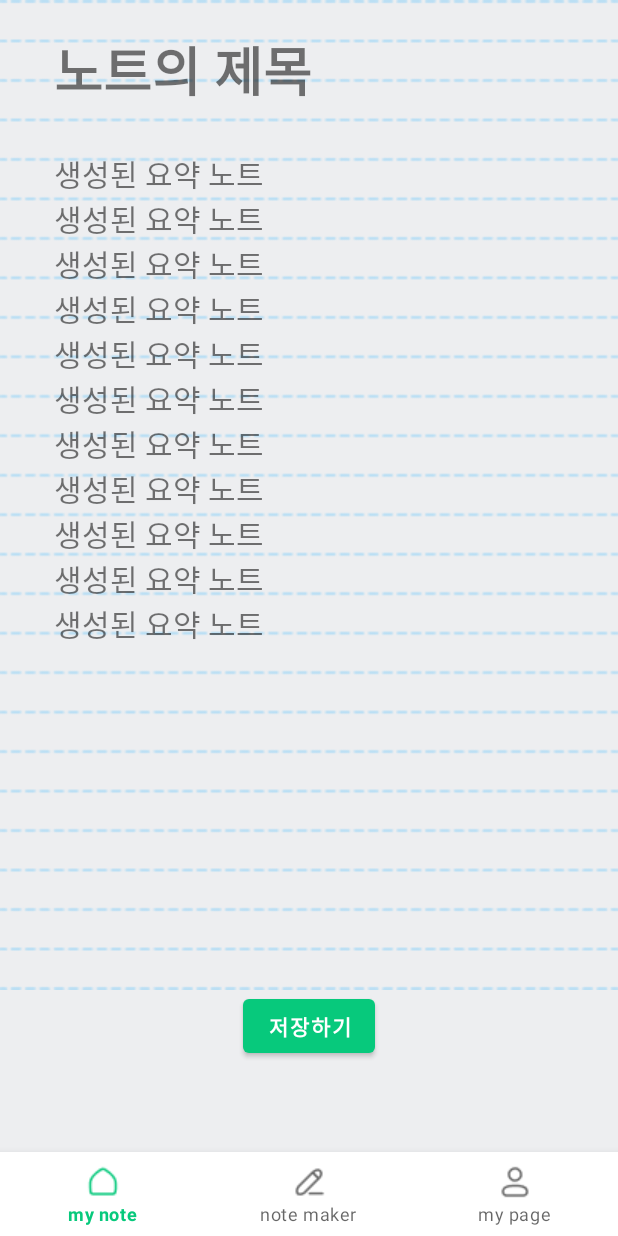
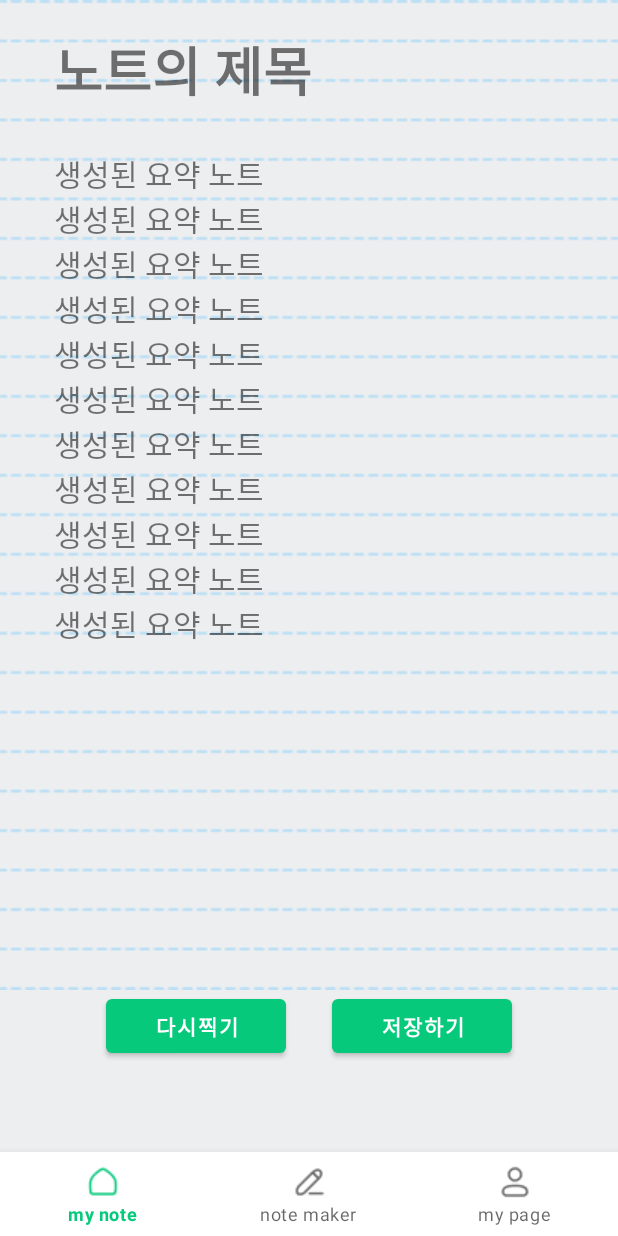
Before and after one commit to SumNote/SumNote-Android, an Android app: the NewNoteFragment screen opened through its navigation route, on a phone screen of 412 x 824 dp. Run offline under Robolectric (Android 15) with nearby library versions, the phone set to English and light mode, and no system bars; our stand-ins replace navigation-ui; libraries missing offline, so code that uses them is left out: com.kakao.sdk; pictures from the network do not load; 2 statements that could not run were skipped.

```diff
--- a/app/src/main/java/com/example/sumnote/ui/MyNote/MyNoteFragment.kt
+++ b/app/src/main/java/com/example/sumnote/ui/MyNote/MyNoteFragment.kt
@@ -69,7 +69,7 @@ class MyNoteFragment : Fragment(){
         //id : note_list_recycler_view
 
         //리사이클러뷰에 사용할 아이템 리스트(테스트용)
-        var noteList = ArrayList<NoteItem>()
+        //var noteList = ArrayList<NoteItem>()
         //data class NoteItem constructor(var id:Int, var title:String, var generatedDate:String)
 //        for(i in 0 until 10){
 //            noteList.add(NoteItem(i, "Note $i","2023.08.30 pm 16:53"))
--- a/app/src/main/res/layout/fragment_new_note.xml
+++ b/app/src/main/res/layout/fragment_new_note.xml
@@ -39,13 +39,36 @@
 
     </LinearLayout>
 
-    <Button
-        android:id="@+id/btn_save_note"
-        android:layout_width="wrap_content"
+    <LinearLayout
+        android:layout_width="match_parent"
         android:layout_height="wrap_content"
-        android:layout_gravity="center"
-        android:text="저장하기"
-        android:textStyle="bold"/>
+        android:gravity="center"
+        android:orientation="horizontal">
+
+        <Button
+            android:id="@+id/btn_return_camera"
+            android:layout_width="120dp"
+            android:layout_height="wrap_content"
+            android:layout_gravity="center"
+            android:layout_marginRight="15dp"
+            android:textStyle="bold"
+            android:text="다시찍기" />
+
+        <Button
+            android:id="@+id/btn_save_note"
+            android:layout_width="120dp"
+            android:layout_height="wrap_content"
+            android:layout_gravity="center"
+            android:text="저장하기"
+            android:layout_marginLeft="15dp"
+            android:textStyle="bold" />
+
+
+
+    </LinearLayout>
+
+
+
 
 
 </LinearLayout>
```
Also changed, not shown: app/src/main/java/com/example/sumnote/ui/NewNoteFragment.kt (+49 -21 lines), app/src/main/res/layout/fragment_camera.xml (+21 -12 lines).
